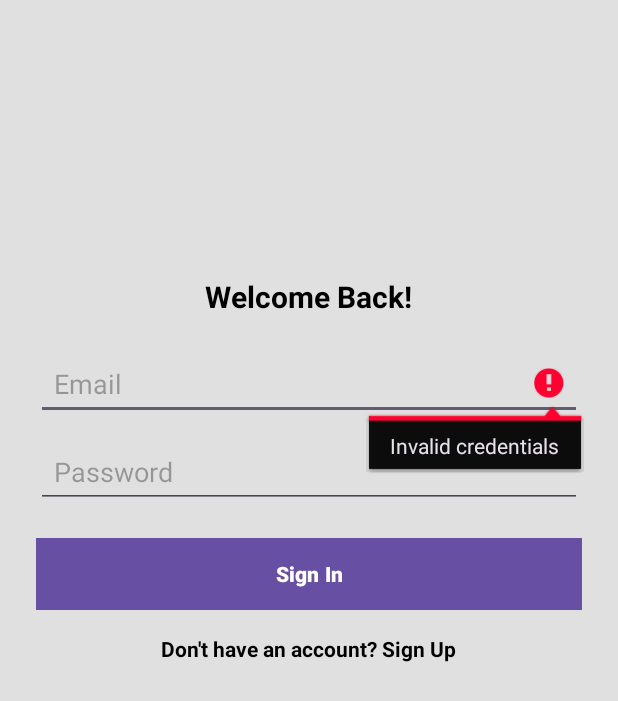
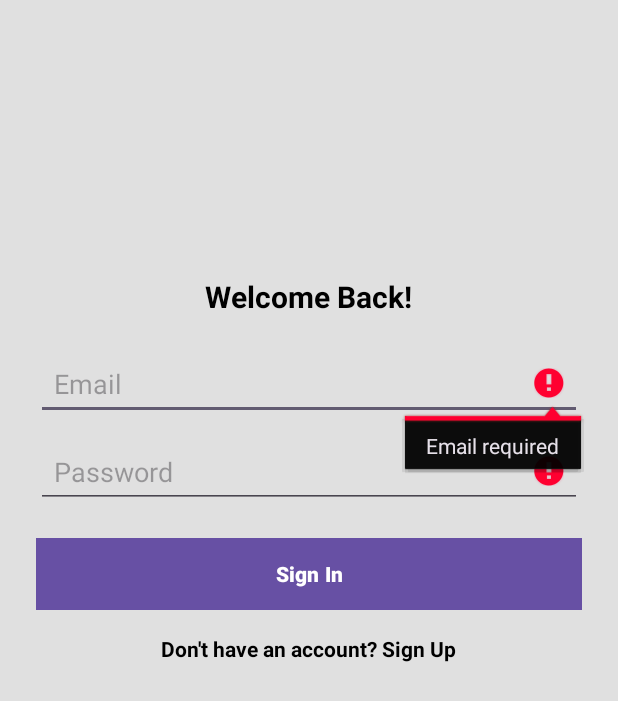
Before and after one commit to bachedle/mobileFrontend, an Android app: the screen it shows after launch (AuthActivity before the commit, MainActivity after it), after a tap on "Sign In", on a phone screen of 412 x 824 dp. Shown: the top 701 px of the screen. Run offline under Robolectric (Android 15) with nearby library versions, the phone set to English and light mode, and no system bars; our stand-ins replace navigation-ui.

Commit message:
update: navigatin graph

```diff
--- a/app/build.gradle.kts
+++ b/app/build.gradle.kts
@@ -108,4 +108,6 @@ dependencies {
 
 
 
+
+
 }
--- a/app/src/main/java/com/example/mobilefrontend/Home.kt
+++ b/app/src/main/java/com/example/mobilefrontend/Home.kt
@@ -6,11 +6,13 @@ import androidx.fragment.app.Fragment
 import android.view.LayoutInflater
 import android.view.View
 import android.view.ViewGroup
+import android.widget.TextView
 import androidx.fragment.app.viewModels
 import androidx.lifecycle.Lifecycle
 import androidx.lifecycle.ViewModelProvider
 import androidx.lifecycle.lifecycleScope
 import androidx.lifecycle.repeatOnLifecycle
+import androidx.navigation.fragment.findNavController
 import androidx.recyclerview.widget.LinearLayoutManager
 import androidx.recyclerview.widget.RecyclerView
 import com.example.mobilefrontend.itemCard.AdapterClass
@@ -38,6 +40,10 @@ class Home : Fragment() {
     override fun onViewCreated(view: View, savedInstanceState: Bundle?) {
         super.onViewCreated(view, savedInstanceState)
 
+//        val moveToSearchFragment : TextView = view.findViewById(R.id.nav_search)
+//        moveToSearchFragment.setOnClickListener {
+//            findNavController().navigate(R.id.action_home_to_search)
+//        }
         // Initialize RecyclerView
         recyclerView = view.findViewById(R.id.recyclerView)
         recyclerView.layoutManager = LinearLayoutManager(context)
--- a/app/src/main/java/com/example/mobilefrontend/MainActivity.kt
+++ b/app/src/main/java/com/example/mobilefrontend/MainActivity.kt
@@ -9,91 +9,88 @@ import androidx.lifecycle.Lifecycle
 import androidx.lifecycle.ViewModelProvider
 import androidx.lifecycle.lifecycleScope
 import androidx.lifecycle.repeatOnLifecycle
+import androidx.navigation.fragment.NavHostFragment
+import androidx.navigation.ui.setupWithNavController
+import com.example.mobilefrontend.databinding.ActivityAuthBinding
 import com.example.mobilefrontend.databinding.ActivityMainBinding
 import com.example.mobilefrontend.repository.ApiResult
 import com.example.mobilefrontend.viewmodels.CardViewModel
 import kotlinx.coroutines.launch
+import androidx.core.view.isVisible
+import androidx.navigation.NavController
+import com.google.android.material.bottomnavigation.BottomNavigationView
+import androidx.navigation.ui.NavigationUI.setupWithNavController
+import androidx.navigation.Navigation
 
 class MainActivity : AppCompatActivity() {
-
     private lateinit var binding: ActivityMainBinding
-    private lateinit var viewModel: CardViewModel
 
     override fun onCreate(savedInstanceState: Bundle?) {
         super.onCreate(savedInstanceState)
 
-        val sharedPref = getSharedPreferences("AuthPrefs", MODE_PRIVATE)
-        val isAuthenticated = sharedPref.getBoolean("isAuthenticated", false)
-
-        if (!isAuthenticated) {
-            val intent = Intent(this, AuthActivity::class.java)
-            startActivity(intent)
-            finish() // Don't load MainActivity until authenticated
-            return
-        }
+//        val sharedPref = getSharedPreferences("AuthPrefs", MODE_PRIVATE)
+//        val isAuthenticated = sharedPref.getBoolean("isAuthenticated", false)
+//
+//        if (!isAuthenticated) {
+//            val intent = Intent(this, AuthActivity::class.java)
+//            startActivity(intent)
+//            finish() // Don't load MainActivity until authenticated
+//            return
+//        }
 
         binding = ActivityMainBinding.inflate(layoutInflater)
         setContentView(binding.root)
 
-        // Initialize the ViewModel
-        viewModel = ViewModelProvider(this)[CardViewModel::class.java]
+        val navHostFragment = supportFragmentManager
+            .findFragmentById(R.id.nav_host_fragment) as NavHostFragment
+        val navController = navHostFragment.navController
 
-        // Observe the card state
-        lifecycleScope.launch {
-            lifecycle.repeatOnLifecycle(Lifecycle.State.STARTED) {
-                viewModel.cardState.collect { result ->
-                    when (result) {
-                        is ApiResult.Success -> {
-                            val cards = result.data // ✅ Use `data`, not `metadata`
-                            Log.d("Card", "Card data: $cards")
-                        }
-                        is ApiResult.Error -> {
-                            Log.e("Card", "Error: ${result.message}") // ✅ Use `message`, not `exception`
-                        }
-                        is ApiResult.Loading -> {
-                            Log.d("Card", "Loading...") // ✅ Optional: show loading UI
-                        }
-                        null -> {
-                            Log.d("Card", "Initial state")
-                        }
-                    }
-                }
-            }
+        binding.bottomNavigation.setupWithNavController(navController)
+
+        navController.addOnDestinationChangedListener { _, destination, _ ->
+            val authScreens = setOf(R.id.Login, R.id.Signup)
+            binding.bottomNavigation.isVisible = destination.id !in authScreens
         }
 
-        // Trigger the API call
-        viewModel.getCards()
+//        // Initialize the ViewModel
+//        viewModel = ViewModelProvider(this)[CardViewModel::class.java]
+//
+//        // Observe the card state
+//        lifecycleScope.launch {
+//            lifecycle.repeatOnLifecycle(Lifecycle.State.STARTED) {
+//                viewModel.cardState.collect { result ->
+//                    when (result) {
+//                        is ApiResult.Success -> {
+//                            val cards = result.data // ✅ Use `data`, not `metadata`
+//                            Log.d("Card", "Card data: $cards")
+//                        }
+//                        is ApiResult.Error -> {
+//                            Log.e("Card", "Error: ${result.message}") // ✅ Use `message`, not `exception`
+//                        }
+//                        is ApiResult.Loading -> {
+//                            Log.d("Card", "Loading...") // ✅ Optional: show loading UI
+//                        }
+//                        null -> {
+//                            Log.d("Card", "Initial state")
+//                        }
+//                    }
+//                }
+//            }
+//        }
+//
+//        // Trigger the API call
+//        viewModel.getCards()
         // Load the initial fragment and setup bottom navigation
-        replaceFragment(Home())
-        binding.bottomNavigation.setOnItemSelectedListener { item ->
-            when (item.itemId) {
-                R.id.nav_home -> {
-                    replaceFragment(Home())
-                    true
-                }
-                R.id.nav_users -> {
-                    replaceFragment(User())
-                    true
-                }
-                R.id.nav_search -> {
-                    replaceFragment(Search())
-                    true
-                }
-                R.id.nav_simulator -> {
-                    replaceFragment(Simulator())
-                    true
-                }
-                else -> false
-            }
-        }
+//        replaceFragment(Home())
+
     }
-
-    private fun replaceFragment(fragment: Fragment) {
-        val fragmentManager = supportFragmentManager
-        val fragmentTransaction = fragmentManager.beginTransaction()
-        fragmentTransaction.replace(R.id.frame_layout, fragment)
-        fragmentTransaction.commit()
-    }
+//
+//    private fun replaceFragment(fragment: Fragment) {
+//        val fragmentManager = supportFragmentManager
+//        val fragmentTransaction = fragmentManager.beginTransaction()
+//        fragmentTransaction.replace(R.id.frame_layout, fragment)
+//        fragmentTransaction.commit()
+//    }
 
 
 }
--- /dev/null
+++ b/app/src/main/java/com/example/mobilefrontend/model/AuthDataClass.kt
@@ -0,0 +1,6 @@
+package com.example.mobilefrontend.model
+
+data class LoginRequest(
+    val email: String,
+    val password: String
+)
--- a/app/src/main/java/com/example/mobilefrontend/model/User.kt
+++ b/app/src/main/java/com/example/mobilefrontend/model/User.kt
@@ -4,5 +4,5 @@ data class User(
     val username: String,
     val email: String,
     val password: String,
-    val token: String,
+    val accessToken: String,
 )
--- a/app/src/main/java/com/example/mobilefrontend/repository/RetrofitService.kt
+++ b/app/src/main/java/com/example/mobilefrontend/repository/RetrofitService.kt
@@ -1,20 +1,24 @@
 package com.example.mobilefrontend.repository
 
 import com.example.mobilefrontend.model.Card
+import com.example.mobilefrontend.model.LoginRequest
 import com.example.mobilefrontend.model.User
 import okhttp3.OkHttpClient
 import okhttp3.logging.HttpLoggingInterceptor
 import retrofit2.Response
 import retrofit2.Retrofit
 import retrofit2.converter.gson.GsonConverterFactory
+import retrofit2.http.Body
 import retrofit2.http.GET
 import retrofit2.http.POST
 
 
 interface RetrofitService {
     @POST("/v1/auth/login")
-    suspend fun login(): Response<User>
+    suspend fun login(@Body request: LoginRequest): Response<ApiResponse<User>>
 
+    @POST("/v1/auth/signup")
+    suspend fun signup(): Response<User>
     //
     @GET("v1/cards/")
     suspend fun getCards(): Response<ApiResponse<List<Card>>>
--- a/app/src/main/java/com/example/mobilefrontend/ui/auth/Login.kt
+++ b/app/src/main/java/com/example/mobilefrontend/ui/auth/Login.kt
@@ -5,13 +5,22 @@ import android.view.LayoutInflater
 import android.view.View
 import android.view.ViewGroup
 import androidx.fragment.app.Fragment
+import androidx.fragment.app.viewModels
+import androidx.lifecycle.Lifecycle
+import androidx.lifecycle.lifecycleScope
+import androidx.lifecycle.repeatOnLifecycle
 import androidx.navigation.fragment.findNavController
 import com.example.mobilefrontend.databinding.FragmentLoginBinding
+import com.example.mobilefrontend.model.LoginRequest
+import com.example.mobilefrontend.repository.ApiResult
+import com.example.mobilefrontend.viewmodels.AuthViewModel
+import kotlinx.coroutines.launch
 
 class Login : Fragment() {
 
     private var _binding: FragmentLoginBinding? = null
     private val binding get() = _binding!!
+    private val viewModel: AuthViewModel by viewModels()
 
     override fun onCreateView(
         inflater: LayoutInflater, container: ViewGroup?,
@@ -24,15 +33,44 @@ class Login : Fragment() {
     override fun onViewCreated(view: View, savedInstanceState: Bundle?) {
         super.onViewCreated(view, savedInstanceState)
 
+        viewLifecycleOwner.lifecycleScope.launch {
+            viewLifecycleOwner.lifecycle.repeatOnLifecycle(Lifecycle.State.STARTED) {
+                viewModel.userState.collect { result ->
+                    when (result) {
+                        is ApiResult.Loading -> {
+                            binding.btnLogin.isEnabled = false
+                            binding.btnLogin.text = "Logging in..."
+                        }
+
+                        is ApiResult.Success -> {
+                            binding.btnLogin.isEnabled = true
+                            findNavController().navigate(R.id.action_login_to_home)
+                        }
+
+                        is ApiResult.Error -> {
+                            binding.btnLogin.isEnabled = true
+                            binding.btnLogin.text = "Log In"
+                            binding.etLoginEmail.error = result.message
+                        }
+
+                        null -> Unit
+                    }
+                }
+            }
+        }
+
         binding.btnLogin.setOnClickListener {
             val email = binding.etLoginEmail.text.toString()
             val password = binding.etLoginPassword.text.toString()
 
-            if (email == "admin" && password == "admin") {
-                (requireActivity() as AuthActivity).navigateToMainActivity()
-            } else {
-                binding.etLoginEmail.error = "Invalid credentials"
+            if (email.isBlank() || password.isBlank()) {
+                if (email.isBlank()) binding.etLoginEmail.error = "Email required"
+                if (password.isBlank()) binding.etLoginPassword.error = "Password required"
+                return@setOnClickListener
             }
+
+            val payload = LoginRequest(email, password)
+            viewModel.login(payload)
         }
 
         binding.tvSignup.setOnClickListener {
--- a/app/src/main/java/com/example/mobilefrontend/ui/auth/Signup.kt
+++ b/app/src/main/java/com/example/mobilefrontend/ui/auth/Signup.kt
@@ -4,6 +4,7 @@ import android.os.Bundle
 import android.view.LayoutInflater
 import android.view.View
 import android.view.ViewGroup
+import android.widget.TextView
 import androidx.fragment.app.Fragment
 import androidx.navigation.fragment.findNavController
 import com.example.mobilefrontend.databinding.FragmentSignupBinding
@@ -30,14 +31,14 @@ class Signup : Fragment() {
             val password = binding.etSignupPassword.text.toString()
 
             if (name.isNotEmpty() && email.isNotEmpty() && password.isNotEmpty()) {
-                findNavController().navigate(R.id.action_signup_to_login)
+//                findNavController().navigate(R.id.action_signup_to_login)
             } else {
                 binding.etSignupName.error = "Please fill all fields"
             }
         }
 
         binding.tvSignin.setOnClickListener {
-            findNavController().navigate(R.id.action_signup_to_login)
+//            findNavController().navigate(R.id.action_signup_to_login)
         }
     }
 
--- a/app/src/main/res/layout/activity_auth.xml
+++ b/app/src/main/res/layout/activity_auth.xml
@@ -12,7 +12,7 @@
         android:layout_width="0dp"
         android:layout_height="0dp"
         app:defaultNavHost="true"
-        app:navGraph="@navigation/nav_auth"
+        app:navGraph="@navigation/nav_graph"
         app:layout_constraintTop_toTopOf="parent"
         app:layout_constraintBottom_toBottomOf="parent"
         app:layout_constraintStart_toStartOf="parent"
--- a/app/src/main/res/layout/activity_main.xml
+++ b/app/src/main/res/layout/activity_main.xml
@@ -13,19 +13,14 @@
         android:layout_height="match_parent">
 
     </FrameLayout>
-
-
-
-    <com.google.android.material.bottomappbar.BottomAppBar
-        android:id="@+id/bottomAppBar"
+    <androidx.fragment.app.FragmentContainerView
+        android:id="@+id/nav_host_fragment"
+        android:name="androidx.navigation.fragment.NavHostFragment"
         android:layout_width="match_parent"
-        android:layout_height="wrap_content"
-        app:fabAlignmentMode="center"
-        app:fabAnchorMode="cradle"
-        app:fabCradleMargin="14dp"
-        app:fabCradleVerticalOffset="16dp"
-        app:fabCradleRoundedCornerRadius="6dp"
-        android:layout_gravity="bottom">
+        android:layout_height="match_parent"
+        app:navGraph="@navigation/nav_graph"
+        app:defaultNavHost="true"
+        app:layout_constraintBottom_toTopOf="@id/bottomNavigation"/>
 
         <com.google.android.material.bottomnavigation.BottomNavigationView
             android:id="@+id/bottomNavigation"
@@ -33,13 +28,6 @@
             android:layout_width="match_parent"
             android:background="@android:color/transparent"
             app:menu="@menu/bottom_navbar"
+            android:layout_gravity="bottom"
             android:layout_height="wrap_content" />
-
-    </com.google.android.material.bottomappbar.BottomAppBar>
-
-
-
-
-
-
 </androidx.coordinatorlayout.widget.CoordinatorLayout>
--- a/app/src/main/res/layout/fragment_simulator.xml
+++ b/app/src/main/res/layout/fragment_simulator.xml
@@ -11,4 +11,7 @@
         android:layout_height="match_parent"
         android:text="@string/hello_blank_fragment" />
 
+
+
+
 </FrameLayout>
--- a/app/src/main/res/navigation/nav_auth.xml
+++ b/app/src/main/res/navigation/nav_graph.xml
@@ -2,7 +2,7 @@
 <navigation xmlns:android="http://schemas.android.com/apk/res/android"
     xmlns:app="http://schemas.android.com/apk/res-auto"
     xmlns:tools="http://schemas.android.com/tools"
-    android:id="@+id/nav_auth"
+    android:id="@+id/nav_graph"
     app:startDestination="@id/Login">
 
     <fragment
@@ -13,6 +13,9 @@
         <action
             android:id="@+id/action_login_to_signup"
             app:destination="@id/Signup" />
+        <action
+            android:id="@+id/action_login_to_home"
+            app:destination="@id/nav_home" />
     </fragment>
 
     <fragment
@@ -24,4 +27,27 @@
             android:id="@+id/action_signup_to_login"
             app:destination="@id/Login" />
     </fragment>
+
+    <fragment
+        android:id="@+id/nav_home"
+        android:name="com.example.mobilefrontend.Home"
+        tools:layout="@layout/fragment_home"
+        android:label="HomeFragment"/>
+
+    <fragment
+        android:id="@+id/nav_search"
+        android:name="com.example.mobilefrontend.Search"
+        tools:layout="@layout/fragment_search"
+        android:label="SearchFragment"/>
+
+    <fragment
+        android:id="@+id/nav_simulator"
+        android:name="com.example.mobilefrontend.Simulator"
+        tools:layout="@layout/fragment_simulator" />
+
+    <fragment
+        android:id="@+id/nav_users"
+        android:name="com.example.mobilefrontend.User"
+        tools:layout="@layout/fragment_user" />
+
 </navigation>
--- a/settings.gradle.kts
+++ b/settings.gradle.kts
@@ -16,8 +16,10 @@ dependencyResolutionManagement {
     repositories {
         google()
         mavenCentral()
+        maven { url = uri("https://jitpack.io") }
+
     }
 }
 
 rootProject.name = "mobileFrontend"
-include(":app")
+include(":app",":sample", ":cardstackview")
```
Also changed, not shown: app/src/main/java/com/example/mobilefrontend/viewmodels/AuthViewModel.kt (+11 -10 lines).
